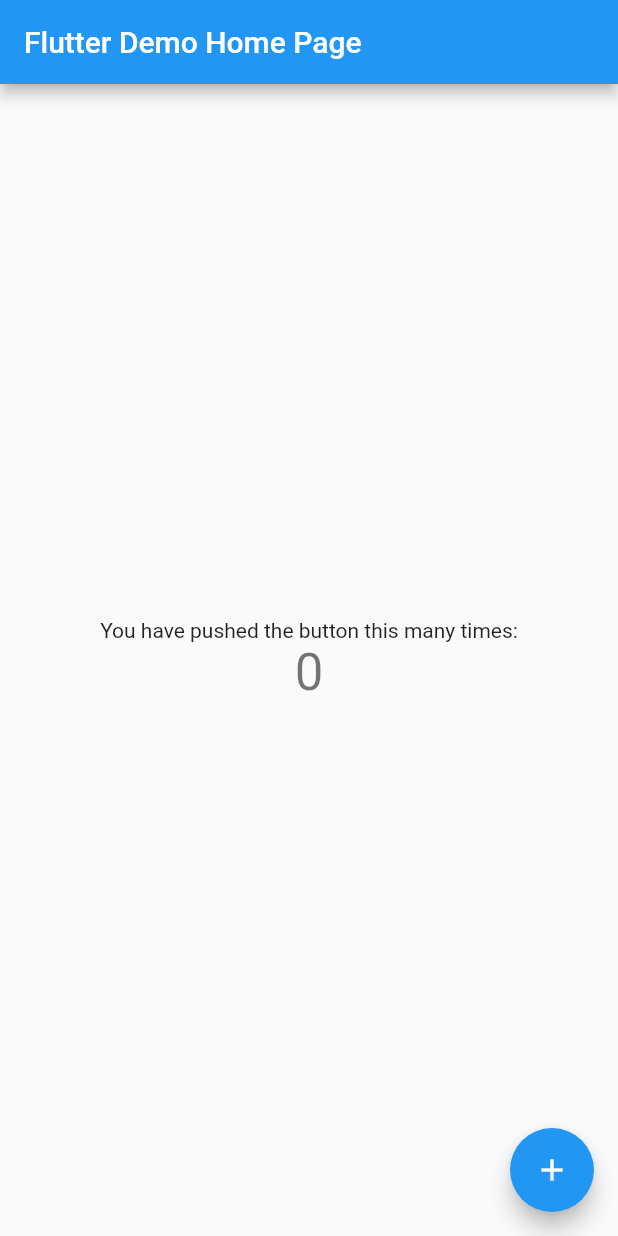
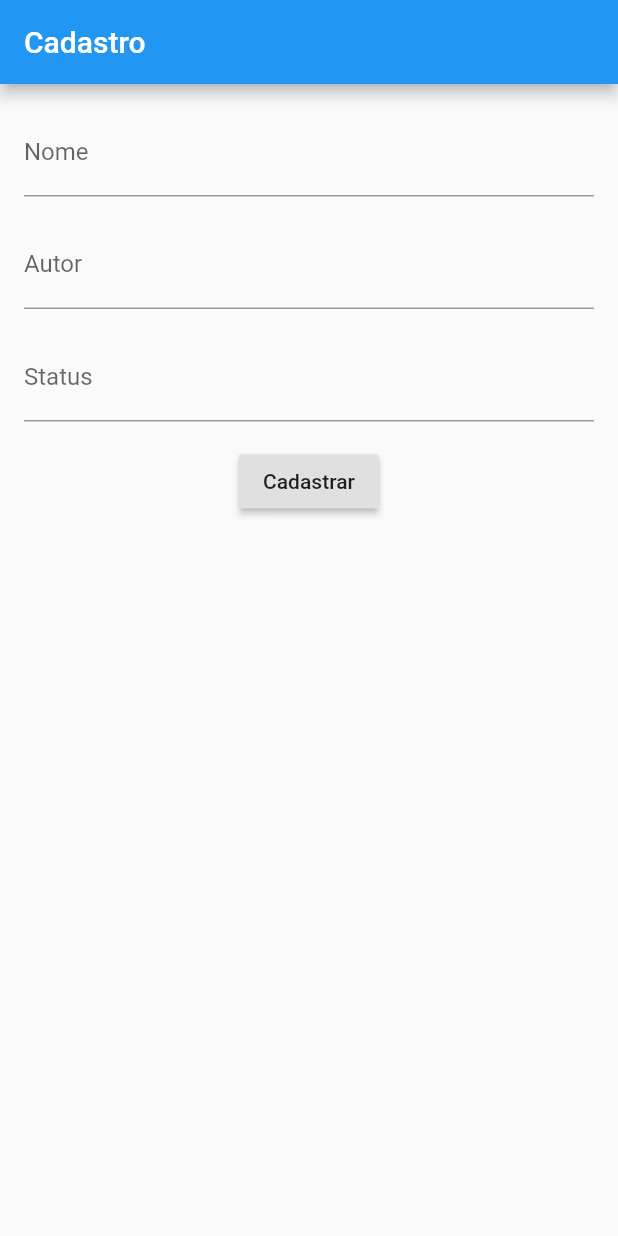
Before and after one commit to dalton-reis/dpm_2020-1_not_equipe-09, a Flutter app: the screen it shows after launch, on a phone screen of 412 x 824 dp. Run offline on Flutter 3.47's test engine with Material 2 defaults, Android fonts, the phone set to English and light mode, and no system bars; our stand-ins replace camera, flutter_blue, gallery_saver, geolocator, google_maps_flutter, sensors and 1 more; missing offline and left inert: http_interceptor; accounts and stored records are empty.

Commit message:
Persistência dos livros

```diff
--- /dev/null
+++ b/unidade_4/lib/database/dao/book_dao.dart
@@ -0,0 +1,51 @@
+import 'package:sqflite/sqflite.dart';
+import '../app_database.dart';
+import '../../models/book.dart';
+
+class BookDao {
+  static const String tableSql = 'CREATE TABLE $_tableName('
+      '$_id INTEGER PRIMARY KEY, '
+      '$_name TEXT, '
+      '$_author TEXT, '
+      '$_status TEXT)';
+  static const String _tableName = 'books';
+  static const String _id = 'id';
+  static const String _name = 'name';
+  static const String _author = 'author';
+  static const String _status = 'status';
+
+  Future<int> save(Book book) async {
+    final Database db = await getDatabase();
+    Map<String, dynamic> bookMap = _toMap(book);
+    return db.insert(_tableName, bookMap);
+  }
+
+  Future<List<Book>> findAll() async {
+    final Database db = await getDatabase();
+    final List<Map<String, dynamic>> result = await db.query(_tableName);
+    List<Book> books = _toList(result);
+    return books;
+  }
+
+  Map<String, dynamic> _toMap(Book book) {
+    final Map<String, dynamic> bookMap = Map();
+    bookMap[_name] = book.name;
+    bookMap[_author] = book.author;
+    bookMap[_status] = book.status;
+    return bookMap;
+  }
+
+  List<Book> _toList(List<Map<String, dynamic>> result) {
+    final List<Book> books = List();
+    for (Map<String, dynamic> row in result) {
+      final Book book = Book(
+        row[_id],
+        row[_name],
+        row[_author],
+        row[_status],
+      );
+      books.add(book);
+    }
+    return books;
+  }
+}
--- a/unidade_4/lib/main.dart
+++ b/unidade_4/lib/main.dart
@@ -1,117 +1,15 @@
 import 'package:flutter/material.dart';
+import 'package:unidade_4/screens/book_add.dart';
 
 void main() {
-  runApp(MyApp());
+  runApp(LibraryApp());
 }
 
-class MyApp extends StatelessWidget {
-  // This widget is the root of your application.
+class LibraryApp extends StatelessWidget {
   @override
   Widget build(BuildContext context) {
     return MaterialApp(
-      title: 'Flutter Demo',
-      theme: ThemeData(
-        // This is the theme of your application.
-        //
-        // Try running your application with "flutter run". You'll see the
-        // application has a blue toolbar. Then, without quitting the app, try
-        // changing the primarySwatch below to Colors.green and then invoke
-        // "hot reload" (press "r" in the console where you ran "flutter run",
-        // or simply save your changes to "hot reload" in a Flutter IDE).
-        // Notice that the counter didn't reset back to zero; the application
-        // is not restarted.
-        primarySwatch: Colors.blue,
-        // This makes the visual density adapt to the platform that you run
-        // the app on. For desktop platforms, the controls will be smaller and
-        // closer together (more dense) than on mobile platforms.
-        visualDensity: VisualDensity.adaptivePlatformDensity,
-      ),
-      home: MyHomePage(title: 'Flutter Demo Home Page'),
+      home: BookAdd(),
     );
   }
 }
-
-class MyHomePage extends StatefulWidget {
-  MyHomePage({Key key, this.title}) : super(key: key);
-
-  // This widget is the home page of your application. It is stateful, meaning
-  // that it has a State object (defined below) that contains fields that affect
-  // how it looks.
-
-  // This class is the configuration for the state. It holds the values (in this
-  // case the title) provided by the parent (in this case the App widget) and
-  // used by the build method of the State. Fields in a Widget subclass are
-  // always marked "final".
-
-  final String title;
-
-  @override
-  _MyHomePageState createState() => _MyHomePageState();
-}
-
-class _MyHomePageState extends State<MyHomePage> {
-  int _counter = 0;
-
-  void _incrementCounter() {
-    setState(() {
-      // This call to setState tells the Flutter framework that something has
-      // changed in this State, which causes it to rerun the build method below
-      // so that the display can reflect the updated values. If we changed
-      // _counter without calling setState(), then the build method would not be
-      // called again, and so nothing would appear to happen.
-      _counter++;
-    });
-  }
-
-  @override
-  Widget build(BuildContext context) {
-    // This method is rerun every time setState is called, for instance as done
-    // by the _incrementCounter method above.
-    //
-    // The Flutter framework has been optimized to make rerunning build methods
-    // fast, so that you can just rebuild anything that needs updating rather
-    // than having to individually change instances of widgets.
-    return Scaffold(
-      appBar: AppBar(
-        // Here we take the value from the MyHomePage object that was created by
-        // the App.build method, and use it to set our appbar title.
-        title: Text(widget.title),
-      ),
-      body: Center(
-        // Center is a layout widget. It takes a single child and positions it
-        // in the middle of the parent.
-        child: Column(
-          // Column is also a layout widget. It takes a list of children and
-          // arranges them vertically. By default, it sizes itself to fit its
-          // children horizontally, and tries to be as tall as its parent.
-          //
-          // Invoke "debug painting" (press "p" in the console, choose the
-          // "Toggle Debug Paint" action from the Flutter Inspector in Android
-          // Studio, or the "Toggle Debug Paint" command in Visual Studio Code)
-          // to see the wireframe for each widget.
-          //
-          // Column has various properties to control how it sizes itself and
-          // how it positions its children. Here we use mainAxisAlignment to
-          // center the children vertically; the main axis here is the vertical
-          // axis because Columns are vertical (the cross axis would be
-          // horizontal).
-          mainAxisAlignment: MainAxisAlignment.center,
-          children: <Widget>[
-            Text(
-              'You have pushed the button this many times:',
-            ),
-            Text(
-              '$_counter',
-              style: Theme.of(context).textTheme.headline4,
-            ),
-          ],
-        ),
-      ),
-      floatingActionButton: FloatingActionButton(
-        onPressed: _incrementCounter,
-        tooltip: 'Increment',
-        child: Icon(Icons.add),
-      ), // This trailing comma makes auto-formatting nicer for build methods.
-    );
-  }
-}
--- /dev/null
+++ b/unidade_4/lib/models/book.dart
@@ -0,0 +1,30 @@
+class Book {
+  final int id;
+  final String name;
+  final String author;
+  final String status;
+
+  Book(
+    this.id,
+    this.name,
+    this.author,
+    this.status,
+  );
+
+  @override
+  String toString() {
+    return 'Livro{id: $id, nome: $name, autor: $author, status: $status}';
+  }
+
+  Book.fromJson(Map<String, dynamic> json)
+      : id = json['id'],
+        name = json['name'],
+        author = json['author'],
+        status = json['status'];
+
+  Map<String, dynamic> toJson() => {
+        'name': name,
+        'author': author,
+        'status': status,
+      };
+}
--- /dev/null
+++ b/unidade_4/lib/screens/book_add.dart
@@ -0,0 +1,63 @@
+import 'package:flutter/material.dart';
+
+import '../database/dao/book_dao.dart';
+import '../models/book.dart';
+
+class BookAdd extends StatelessWidget {
+  final TextEditingController _controllerName = TextEditingController();
+  final TextEditingController _controllerAuthor = TextEditingController();
+  final TextEditingController _controllerStatus = TextEditingController();
+
+  final BookDao _dao = BookDao();
+
+  @override
+  Widget build(BuildContext context) {
+    return MaterialApp(
+      color: Theme.of(context).primaryColor,
+      home: Scaffold(
+        appBar: AppBar(
+          title: Text('Cadastro'),
+        ),
+        body: Padding(
+          padding: const EdgeInsets.all(16.0),
+          child: Column(
+            children: <Widget>[
+              TextField(
+                controller: _controllerName,
+                decoration: InputDecoration(labelText: 'Nome'),
+              ),
+              Padding(
+                padding: const EdgeInsets.only(top: 16.0),
+                child: TextField(
+                  controller: _controllerAuthor,
+                  decoration: InputDecoration(labelText: 'Autor'),
+                ),
+              ),
+              Padding(
+                padding: const EdgeInsets.only(top: 16.0),
+                child: TextField(
+                  controller: _controllerStatus,
+                  decoration: InputDecoration(labelText: 'Status'),
+                ),
+              ),
+              Padding(
+                padding: const EdgeInsets.only(top: 16.0),
+                child: RaisedButton(
+                  child: Text('Cadastrar'),
+                  onPressed: () {
+                    final String name = _controllerName.text;
+                    final String author = _controllerAuthor.text;
+                    final String status = _controllerStatus.text;
+
+                    final Book newBook = Book(0, name, author, status);
+                    _dao.save(newBook);
+                  },
+                ),
+              ),
+            ],
+          ),
+        ),
+      ),
+    );
+  }
+}
--- a/unidade_4/pubspec.yaml
+++ b/unidade_4/pubspec.yaml
@@ -32,6 +32,8 @@ dependencies:
 dev_dependencies:
   flutter_test:
     sdk: flutter
+  sqflite:
+  path:
 
 # For information on the generic Dart part of this file, see the
 # following page: https://dart.dev/tools/pub/pubspec
```
Also changed, not shown: unidade_4/lib/database/app_database.dart (added, +15 -0 lines), 1 other file.
